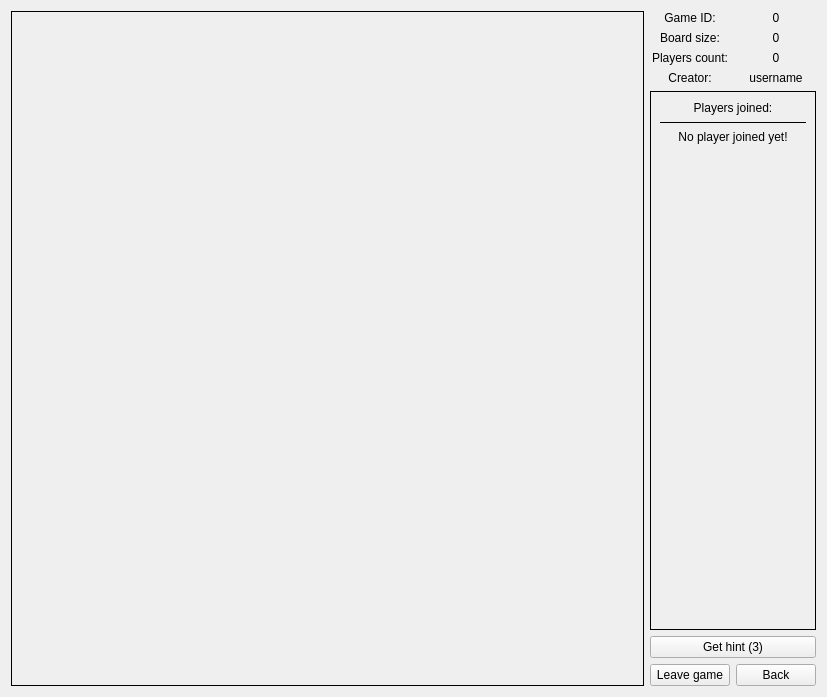
Above: sos/gui/game_screen_ui.ui from tornado80/sos-game-client before the change. Below: the same form after it.
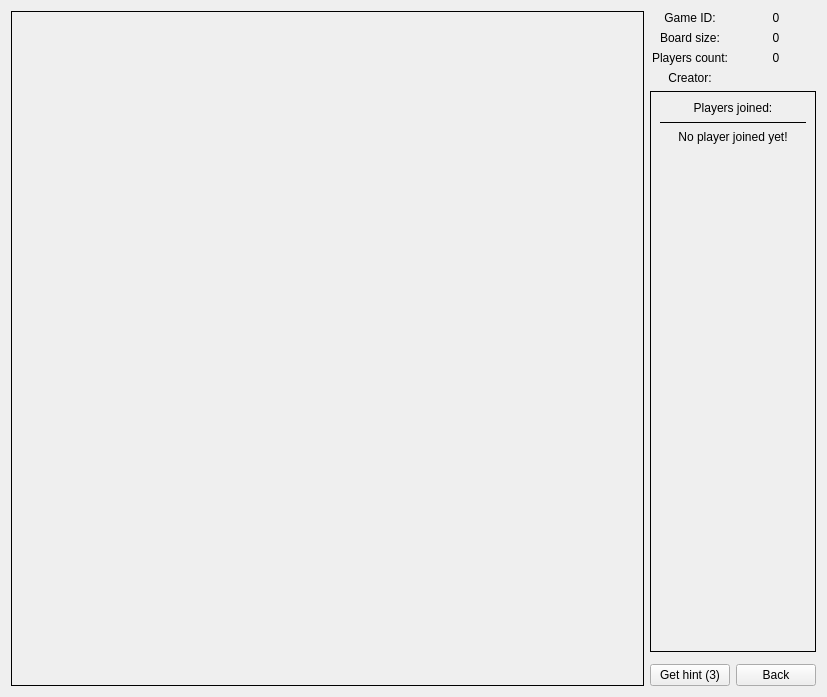
That is the form after the change.

Commit message: Real-time users status done

Patch:
```diff
--- a/sos/gui/game_screen_ui.ui
+++ b/sos/gui/game_screen_ui.ui
@@ -41,7 +41,7 @@
         <x>0</x>
         <y>0</y>
         <width>180</width>
-        <height>523</height>
+        <height>554</height>
        </rect>
       </property>
       <layout class="QVBoxLayout" name="verticalLayout">
@@ -159,7 +159,7 @@
    <item row="3" column="2">
     <widget class="QLabel" name="creatorUsernameLabel">
      <property name="text">
-      <string>username</string>
+      <string/>
      </property>
      <property name="alignment">
       <set>Qt::AlignCenter</set>
@@ -176,13 +176,6 @@
      </property>
     </widget>
    </item>
-   <item row="6" column="1">
-    <widget class="QPushButton" name="leaveGameButton">
-     <property name="text">
-      <string>Leave game</string>
-     </property>
-    </widget>
-   </item>
    <item row="1" column="1">
     <widget class="QLabel" name="label_2">
      <property name="text">
@@ -203,7 +196,7 @@
      </property>
     </widget>
    </item>
-   <item row="5" column="1" colspan="2">
+   <item row="6" column="1">
     <widget class="QPushButton" name="pushButton">
      <property name="text">
       <string>Get hint (3)</string>
```
The commit also changes 2 other files.
